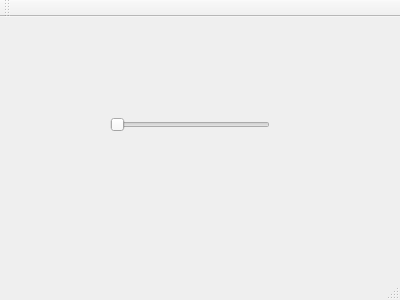
Before: the Qt Designer form mainwindow.ui in tamercos/PiCycle-S.E.A.T., drawn with Qt 5.
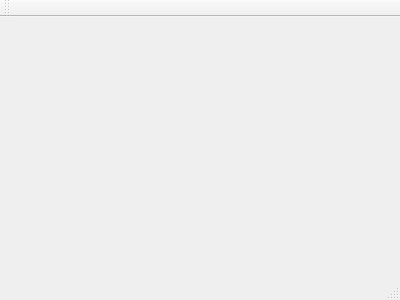
After: the same form once the commit is applied.

```diff
--- a/mainwindow.ui
+++ b/mainwindow.ui
@@ -13,21 +13,7 @@
   <property name="windowTitle">
    <string>MainWindow</string>
   </property>
-  <widget class="QWidget" name="centralWidget">
-   <widget class="QSlider" name="horizontalSlider">
-    <property name="geometry">
-     <rect>
-      <x>110</x>
-      <y>100</y>
-      <width>160</width>
-      <height>16</height>
-     </rect>
-    </property>
-    <property name="orientation">
-     <enum>Qt::Horizontal</enum>
-    </property>
-   </widget>
-  </widget>
+  <widget class="QWidget" name="centralWidget"/>
   <widget class="QMenuBar" name="menuBar">
    <property name="geometry">
     <rect>
```
